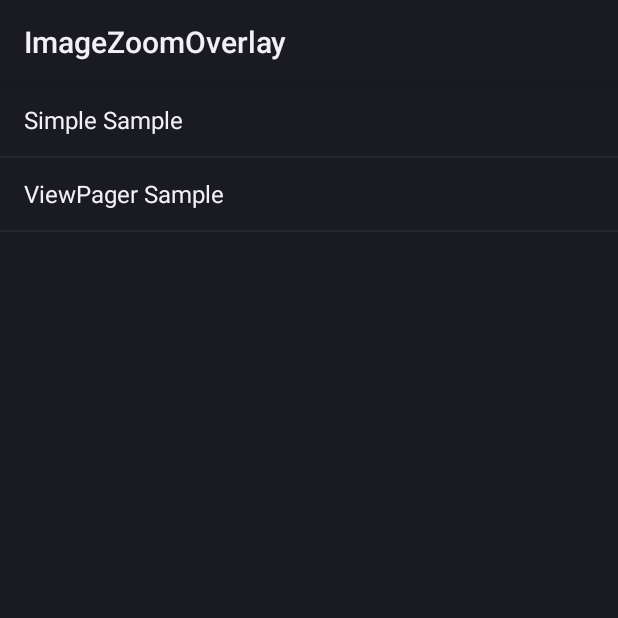
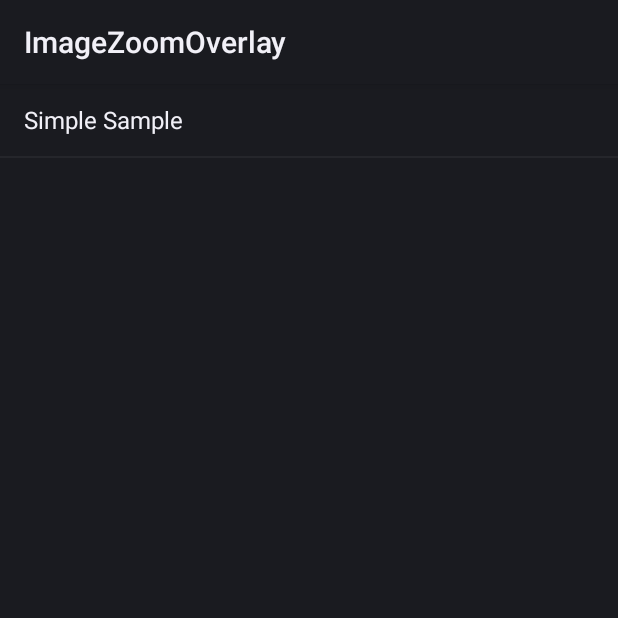
Before and after one commit to swieliong/ImageOverlayZoom, an Android app: the screen it shows after launch (LauncherActivity), on a phone screen of 412 x 824 dp, the top half of it. Run offline under Robolectric (Android 15) with nearby library versions, the phone set to English and light mode, and no system bars.

Commit message:
Update LauncherActivity.java

```diff
--- a/app/src/main/java/uk/co/senab/photoview/sample/LauncherActivity.java
+++ b/app/src/main/java/uk/co/senab/photoview/sample/LauncherActivity.java
@@ -27,7 +27,7 @@ import android.widget.ListView;
  */
 public class LauncherActivity extends ListActivity {
 
-	public static final String[] options = { "Simple Sample", "ViewPager Sample" };
+	public static final String[] options = { "Simple Sample" };
 
 	@Override
 	protected void onCreate(Bundle savedInstanceState) {
@@ -44,9 +44,9 @@ public class LauncherActivity extends ListActivity {
 			case 0:
 				intent = new Intent(this, SimpleSampleActivity.class);
 				break;
-			case 1:
-				intent = new Intent(this, ViewPagerActivity.class);
-				break;
+			// case 1:
+			// 	intent = new Intent(this, ViewPagerActivity.class);
+			// 	break;
 		}
 
 		startActivity(intent);
```
